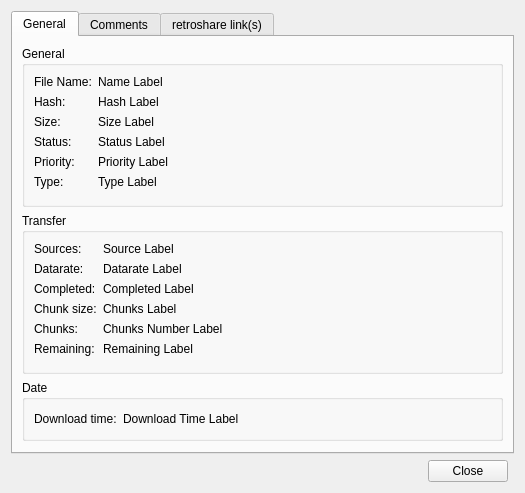
The window that retroshare-gui/src/gui/DetailsDialog.ui (RetroShare/RetroShare) describes before a commit, drawn with Qt 5.
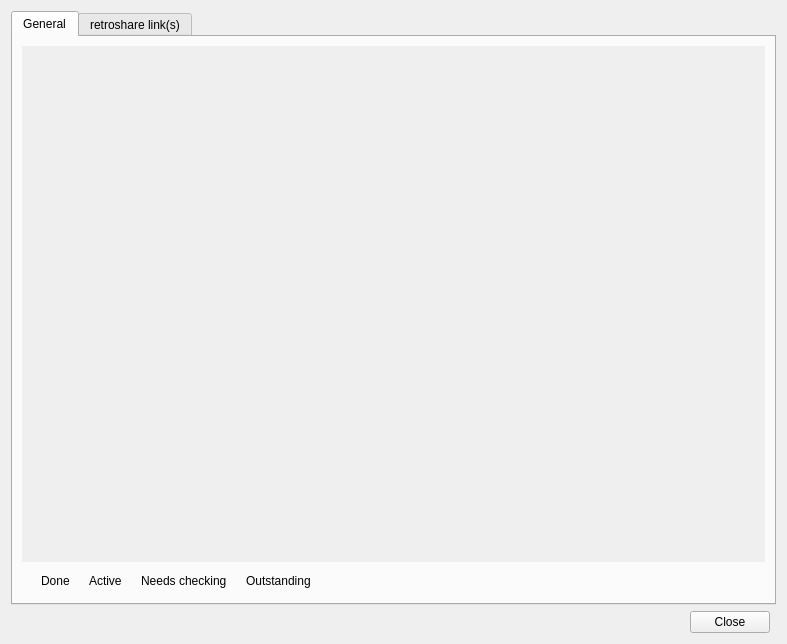
The same window after the commit. The open tabs and pages were chosen to show the change. Icons and pictures are not drawn.

Commit message: - put FileTransferInfoWidget into DetailsDialog, in replacement of previous information display - corrected bug with DetailsDialog auto-deleting itself when closed - made TransferDialog a single tab widget. Gives more room to each of the tabs, especially search.

```diff
--- a/retroshare-gui/src/gui/DetailsDialog.ui
+++ b/retroshare-gui/src/gui/DetailsDialog.ui
@@ -6,8 +6,8 @@
    <rect>
     <x>0</x>
     <y>0</y>
-    <width>525</width>
-    <height>477</height>
+    <width>787</width>
+    <height>644</height>
    </rect>
   </property>
   <property name="windowTitle">
@@ -32,337 +32,132 @@
        <string>General</string>
       </attribute>
       <layout class="QGridLayout">
-       <item row="0" column="0">
-        <widget class="QGroupBox" name="genralgroupBox">
-         <property name="title">
-          <string>General</string>
+       <item row="1" column="0">
+        <layout class="QGridLayout" name="_2">
+         <property name="margin">
+          <number>6</number>
          </property>
-         <layout class="QGridLayout">
           <item row="0" column="0">
-           <widget class="QLabel" name="name_label">
-            <property name="maximumSize">
-             <size>
-              <width>16777215</width>
-              <height>16777215</height>
-             </size>
-            </property>
-            <property name="layoutDirection">
-             <enum>Qt::LeftToRight</enum>
-            </property>
+          <layout class="QGridLayout" name="_3">
+           <item row="0" column="0">
+            <widget class="QLabel" name="label_3">
             <property name="text">
-             <string>File Name:</string>
-            </property>
+              <string/>
+             </property>
+             <property name="pixmap">
+              <pixmap resource="images.qrc">:/images/graph-downloaded.png</pixmap>
+             </property>
            </widget>
           </item>
           <item row="0" column="1">
-           <widget class="QLabel" name="name_label_2">
+            <widget class="QLabel" name="label_5">
             <property name="text">
-             <string notr="true">Name Label</string>
-            </property>
-            <property name="textInteractionFlags">
-             <set>Qt::LinksAccessibleByMouse|Qt::TextSelectableByMouse</set>
-            </property>
-           </widget>
-          </item>
-          <item row="0" column="2" rowspan="7">
-           <spacer name="horizontalSpacer">
-            <property name="orientation">
-             <enum>Qt::Horizontal</enum>
-            </property>
-            <property name="sizeHint" stdset="0">
-             <size>
-              <width>336</width>
-              <height>98</height>
-             </size>
-            </property>
-           </spacer>
-          </item>
-          <item row="1" column="0">
-           <widget class="QLabel" name="hash_label">
-            <property name="maximumSize">
-             <size>
-              <width>1677215</width>
-              <height>16777215</height>
-             </size>
-            </property>
-            <property name="layoutDirection">
-             <enum>Qt::LeftToRight</enum>
-            </property>
+              <string>Done</string>
+             </property>
+            </widget>
+           </item>
+          </layout>
+         </item>
+         <item row="0" column="1">
+          <layout class="QGridLayout" name="_4">
+           <item row="0" column="0">
+            <widget class="QLabel" name="label_6">
             <property name="text">
-             <string>Hash:</string>
-            </property>
-           </widget>
-          </item>
-          <item row="2" column="0">
-           <widget class="QLabel" name="size_label">
-            <property name="maximumSize">
-             <size>
-              <width>16777215</width>
-              <height>16777215</height>
-             </size>
-            </property>
-            <property name="layoutDirection">
-             <enum>Qt::LeftToRight</enum>
-            </property>
-            <property name="text">
-             <string>Size:</string>
-            </property>
-           </widget>
-          </item>
-          <item row="2" column="1">
-           <widget class="QLabel" name="size_label_2">
+              <string/>
+             </property>
+             <property name="pixmap">
+              <pixmap resource="images.qrc">:/images/graph-downloading.png</pixmap>
+             </property>
+            </widget>
+           </item>
+           <item row="0" column="1">
+            <widget class="QLabel" name="label_7">
             <property name="text">
-             <string notr="true">Size Label</string>
-            </property>
-            <property name="textInteractionFlags">
-             <set>Qt::LinksAccessibleByMouse|Qt::TextSelectableByMouse</set>
-            </property>
-           </widget>
-          </item>
-          <item row="3" column="0">
-           <widget class="QLabel" name="status_label">
-            <property name="maximumSize">
-             <size>
-              <width>16777215</width>
-              <height>16777215</height>
-             </size>
-            </property>
-            <property name="layoutDirection">
-             <enum>Qt::LeftToRight</enum>
-            </property>
-            <property name="text">
-             <string>Status:</string>
-            </property>
-           </widget>
-          </item>
-          <item row="3" column="1">
-           <widget class="QLabel" name="status_label_2">
-            <property name="text">
-             <string notr="true">Status Label</string>
-            </property>
-            <property name="textInteractionFlags">
-             <set>Qt::LinksAccessibleByMouse</set>
-            </property>
-           </widget>
-          </item>
-          <item row="4" column="0">
-           <widget class="QLabel" name="priority_label">
-            <property name="text">
-             <string>Priority:</string>
-            </property>
-           </widget>
-          </item>
-          <item row="4" column="1">
-           <widget class="QLabel" name="priority_label_2">
-            <property name="text">
-             <string notr="true">Priority Label</string>
-            </property>
-            <property name="textInteractionFlags">
-             <set>Qt::LinksAccessibleByMouse</set>
-            </property>
-           </widget>
-          </item>
-          <item row="5" column="1">
-           <widget class="QLabel" name="type_label_2">
-            <property name="text">
-             <string notr="true">Type Label</string>
-            </property>
-           </widget>
-          </item>
-          <item row="5" column="0">
-           <widget class="QLabel" name="type_label">
-            <property name="text">
-             <string>Type:</string>
-            </property>
-           </widget>
-          </item>
-          <item row="1" column="1">
-           <widget class="QLabel" name="hash_label_2">
-            <property name="text">
-             <string notr="true">Hash Label</string>
-            </property>
-            <property name="textInteractionFlags">
-             <set>Qt::LinksAccessibleByMouse|Qt::TextSelectableByMouse</set>
-            </property>
-           </widget>
-          </item>
-         </layout>
-        </widget>
-       </item>
-       <item row="1" column="0">
-        <widget class="QGroupBox" name="groupBox_2">
-         <property name="title">
-          <string>Transfer</string>
-         </property>
-         <layout class="QGridLayout">
+              <string>Active</string>
+             </property>
+            </widget>
+           </item>
+          </layout>
+         </item>
+         <item row="0" column="3">
+          <layout class="QGridLayout" name="_5">
           <item row="0" column="0">
-           <widget class="QLabel" name="sources_label">
+            <widget class="QLabel" name="label_8">
             <property name="text">
-             <string>Sources:</string>
-            </property>
-           </widget>
-          </item>
-          <item row="1" column="0">
-           <widget class="QLabel" name="datarate_label">
-            <property name="text">
-             <string>Datarate:</string>
+              <string/>
+             </property>
+             <property name="pixmap">
+              <pixmap resource="images.qrc">:/images/graph-notdownload.png</pixmap>
             </property>
            </widget>
           </item>
-          <item row="2" column="0">
-           <widget class="QLabel" name="completed_label">
-            <property name="text">
-             <string>Completed:</string>
-            </property>
-           </widget>
-          </item>
           <item row="0" column="1">
-           <widget class="QLabel" name="sources_line">
+            <widget class="QLabel" name="label_9">
             <property name="text">
-             <string notr="true">Source Label</string>
+              <string>Outstanding</string>
             </property>
            </widget>
           </item>
-          <item row="1" column="1">
-           <widget class="QLabel" name="datarate_line">
-            <property name="text">
-             <string notr="true">Datarate Label</string>
-            </property>
-           </widget>
-          </item>
-          <item row="2" column="1">
-           <widget class="QLabel" name="completed_line">
-            <property name="text">
-             <string notr="true">Completed Label</string>
-            </property>
-           </widget>
-          </item>
-          <item row="0" column="2" rowspan="7">
-           <spacer name="horizontalSpacer_2">
+          </layout>
+         </item>
+         <item row="0" column="4">
+          <spacer name="horizontalSpacer_4">
             <property name="orientation">
              <enum>Qt::Horizontal</enum>
             </property>
             <property name="sizeHint" stdset="0">
              <size>
-              <width>40</width>
-              <height>20</height>
+             <width>368</width>
+             <height>13</height>
              </size>
             </property>
            </spacer>
           </item>
-          <item row="3" column="1">
-           <widget class="QLabel" name="chunksizelabel">
+         <item row="0" column="2">
+          <layout class="QHBoxLayout" name="horizontalLayout_2">
+           <item>
+            <widget class="QLabel" name="label_10">
             <property name="text">
-             <string notr="true">Chunks Label</string>
-            </property>
-           </widget>
-          </item>
-          <item row="3" column="0">
-           <widget class="QLabel" name="label">
-            <property name="text">
-             <string>Chunk size:</string>
+              <string/>
+             </property>
+             <property name="pixmap">
+              <pixmap resource="images.qrc">:/images/graph-checking.png</pixmap>
             </property>
            </widget>
           </item>
-          <item row="4" column="1">
-           <widget class="QLabel" name="numberofchunkslabel">
-            <property name="toolTip">
-             <string>Number of Chunks</string>
-            </property>
+           <item>
+            <widget class="QLabel" name="label_11">
             <property name="text">
-             <string notr="true">Chunks Number Label</string>
+              <string>Needs checking</string>
             </property>
            </widget>
           </item>
-          <item row="4" column="0">
-           <widget class="QLabel" name="label_2">
-            <property name="toolTip">
-             <string>Number of Chunks</string>
-            </property>
-            <property name="text">
-             <string>Chunks:</string>
-            </property>
-           </widget>
-          </item>
-          <item row="5" column="1">
-           <widget class="QLabel" name="remaining_line">
-            <property name="text">
-             <string notr="true">Remaining Label</string>
-            </property>
-           </widget>
-          </item>
-          <item row="5" column="0">
-           <widget class="QLabel" name="remaining_label">
-            <property name="text">
-             <string>Remaining:</string>
-            </property>
-           </widget>
-          </item>
-         </layout>
-        </widget>
+          </layout>
+         </item>
+        </layout>
        </item>
-       <item row="2" column="0">
-        <widget class="QGroupBox" name="groupBox_3">
-         <property name="title">
-          <string>Date</string>
+       <item row="0" column="0">
+        <widget class="QScrollArea" name="fileTransferInfoWidget">
+         <property name="frameShape">
+          <enum>QFrame::NoFrame</enum>
          </property>
-         <layout class="QHBoxLayout" name="horizontalLayout">
-          <item>
-           <widget class="QLabel" name="label_4">
-            <property name="text">
-             <string>Download time:</string>
-            </property>
-           </widget>
-          </item>
-          <item>
-           <widget class="QLabel" name="downloadtime_line">
-            <property name="text">
-             <string notr="true">Download Time Label</string>
-            </property>
-           </widget>
-          </item>
-          <item>
-           <spacer name="horizontalSpacer_3">
-            <property name="orientation">
-             <enum>Qt::Horizontal</enum>
-            </property>
-            <property name="sizeHint" stdset="0">
-             <size>
-              <width>274</width>
-              <height>20</height>
-             </size>
-            </property>
-           </spacer>
-          </item>
-         </layout>
-        </widget>
-       </item>
-       <item row="3" column="0">
-        <spacer name="verticalSpacer">
-         <property name="orientation">
-          <enum>Qt::Vertical</enum>
-         </property>
-         <property name="sizeHint" stdset="0">
-          <size>
-           <width>20</width>
-           <height>40</height>
-          </size>
-         </property>
-        </spacer>
-       </item>
-      </layout>
-     </widget>
-     <widget class="QWidget" name="tabComments">
-      <attribute name="icon">
-       <iconset resource="images.qrc">
-        <normaloff>:/images/filecomments.png</normaloff>:/images/filecomments.png</iconset>
-      </attribute>
-      <attribute name="title">
-       <string>Comments</string>
-      </attribute>
-      <layout class="QGridLayout">
-       <item row="0" column="0">
-        <widget class="QTreeView" name="commentsTreeView"/>
+         <property name="horizontalScrollBarPolicy">
+          <enum>Qt::ScrollBarAlwaysOff</enum>
+         </property>
+         <property name="widgetResizable">
+          <bool>true</bool>
+         </property>
+         <widget class="QWidget" name="scrollAreaWidgetContents">
+          <property name="geometry">
+           <rect>
+            <x>0</x>
+            <y>0</y>
+            <width>747</width>
+            <height>505</height>
+           </rect>
+          </property>
+         </widget>
+        </widget>
        </item>
       </layout>
      </widget>
```
Left out of the diff: 33 changed lines with no effect on the pictures. Lines whose indentation alone changed are shown as unchanged. The commit also changes 6 other files.
